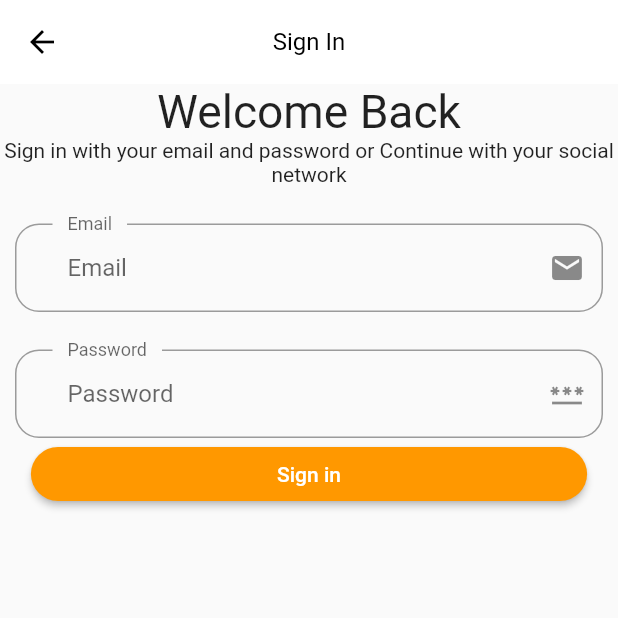
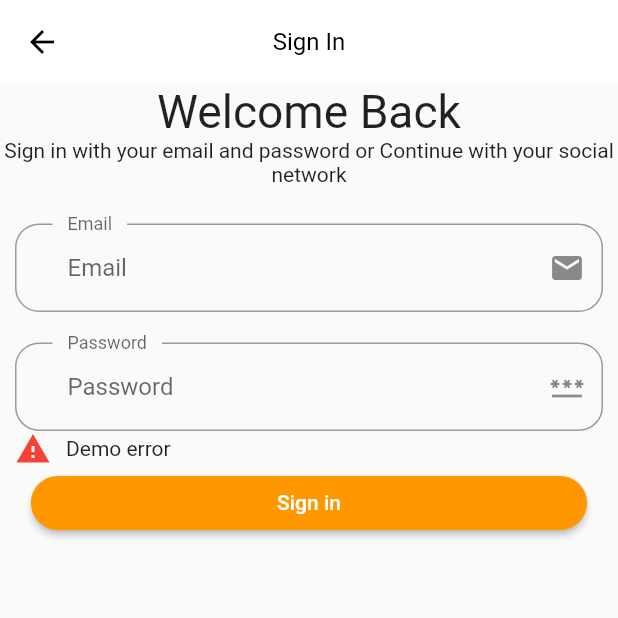
Before and after one commit to mehedi481/E-commerce-App-UI-Flutter, a Flutter app: the screen it shows after launch, after a tap on "Continue", on a phone screen of 412 x 824 dp, the top half of it. Run offline on Flutter 3.47's test engine with Material 2 defaults, Android fonts, the phone set to English and light mode, and no system bars; our stand-ins replace google_fonts.

Commit message:
some changes

```diff
--- a/lib/components/textFormField.dart
+++ b/lib/components/textFormField.dart
@@ -1,3 +1,5 @@
+import 'package:e_commerce_app_ui/helpers/size_config/size_config.dart';
+import 'package:e_commerce_app_ui/helpers/themes/themes.dart';
 import 'package:flutter/material.dart';
 
 class CustomTextFormField extends StatefulWidget {
@@ -8,22 +10,54 @@ class CustomTextFormField extends StatefulWidget {
 }
 
 class _CustomTextFormFieldState extends State<CustomTextFormField> {
+  final _formKey = GlobalKey<FormState>();
+  final List<String> error = ["Demo error"];
   @override
   Widget build(BuildContext context) {
-    return Column(
+    return Form(
+      key: _formKey,
+      child: Column(
         children: [
           EmailTextField(
             text: "Email",
             icon: Icon(Icons.email),
           ),
           SizedBox(
-          height: 25,
+            height: getProportionateScreenHeight(20),
           ),
           PasswordTextField(
             text: "Password",
             icon: Icon(Icons.password),
           ),
+          Row(
+            children: [
+              Icon(
+                Icons.warning,
+                color: Colors.red,
+              ),
+              SizedBox(width: 10),
+              Text(error[0])
             ],
+          ),
+          SizedBox(
+            width: ScreenSize.width * 0.9,
+            child: ElevatedButton(
+              style: ButtonStyle(
+                backgroundColor: MaterialStateProperty.all<Color>(
+                  kPrimaryColor,
+                ),
+                shape: MaterialStateProperty.all<RoundedRectangleBorder>(
+                  RoundedRectangleBorder(
+                    borderRadius: BorderRadius.circular(25),
+                  ),
+                ),
+              ),
+              onPressed: () {},
+              child: Text("Sign in"),
+            ),
+          )
+        ],
+      ),
     );
   }
 }
@@ -40,6 +74,7 @@ class PasswordTextField extends StatelessWidget {
   @override
   Widget build(BuildContext context) {
     return TextFormField(
+      obscureText: true,
       decoration: InputDecoration(
         labelText: text,
         hintText: text,
--- a/lib/pages/signIn_page/components/body.dart
+++ b/lib/pages/signIn_page/components/body.dart
@@ -33,23 +33,6 @@ class Body extends StatelessWidget {
             ),
             child: CustomTextFormField(),
           ),
-          SizedBox(
-            width: ScreenSize.width * 0.9,
-            child: ElevatedButton(
-              style: ButtonStyle(
-                backgroundColor: MaterialStateProperty.all<Color>(
-                  kPrimaryColor,
-                ),
-                shape: MaterialStateProperty.all<RoundedRectangleBorder>(
-                  RoundedRectangleBorder(
-                    borderRadius: BorderRadius.circular(25),
-                  ),
-                ),
-              ),
-              onPressed: () {},
-              child: Text("Sign in"),
-            ),
-          )
         ],
       ),
     ));
```
Lines whose indentation alone changed are shown as unchanged.
